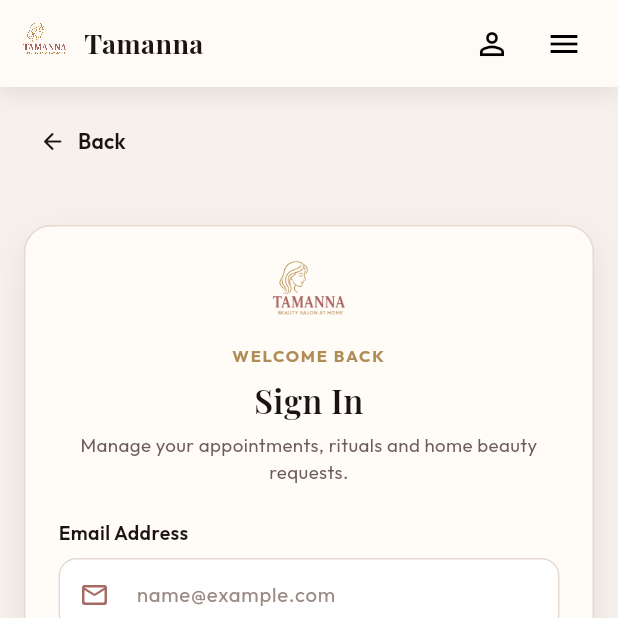
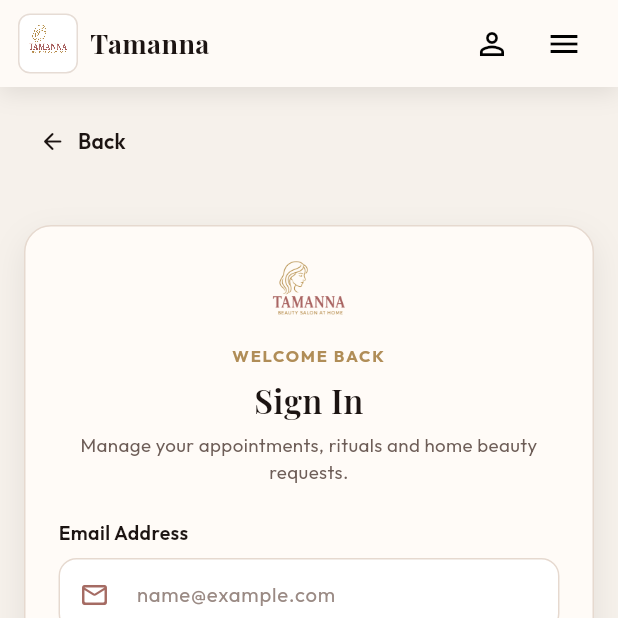
Before and after one commit to tamannamakeover6-afk/Top_Pathankot_Salon, a Flutter app: the screen it shows after launch, after a tap on the "person outline" icon, on a phone screen of 412 x 824 dp, the top half of it. Run offline on Flutter 3.47's test engine with Material 3 defaults, Android fonts, the phone set to English and light mode, and no system bars; our stand-ins replace cloud_firestore, file_picker, firebase_auth, firebase_core, get, google_fonts and 2 more; accounts and stored records are empty.

Commit message:
update logo

```diff
--- a/lib/features/shell/site_shell.dart
+++ b/lib/features/shell/site_shell.dart
@@ -81,18 +81,26 @@
               children: [
                 InkWell(
                   onTap: () => Get.toNamed('/'),
-                  borderRadius: BorderRadius.circular(8),
+                  borderRadius: BorderRadius.circular(10),
                   child: Row(
                     mainAxisSize: MainAxisSize.min,
                     children: [
-                      ClipRRect(
-                        borderRadius: BorderRadius.circular(isMobile ? 6 : 8),
-                        child: Image.asset(
-                          'assets/images/logo.png',
-                          height: isMobile ? 36 : 44,
-                          width: isMobile ? 36 : 44,
-                          fit: BoxFit.cover,
-                          filterQuality: FilterQuality.high,
+                      Container(
+                        height: isMobile ? 40 : 48,
+                        width: isMobile ? 40 : 48,
+                        padding: const EdgeInsets.all(3),
+                        decoration: BoxDecoration(
+                          color: Colors.white,
+                          borderRadius: BorderRadius.circular(isMobile ? 8 : 10),
+                          border: Border.all(color: const Color(0xFFE6DCD5)),
+                        ),
+                        child: ClipRRect(
+                          borderRadius: BorderRadius.circular(isMobile ? 5 : 7),
+                          child: Image.asset(
+                            'assets/images/logo.png',
+                            fit: BoxFit.cover,
+                            filterQuality: FilterQuality.high,
+                          ),
                         ),
                       ),
                       SizedBox(width: isMobile ? 8 : 10),
```
Also changed, not shown: 5 other files.
